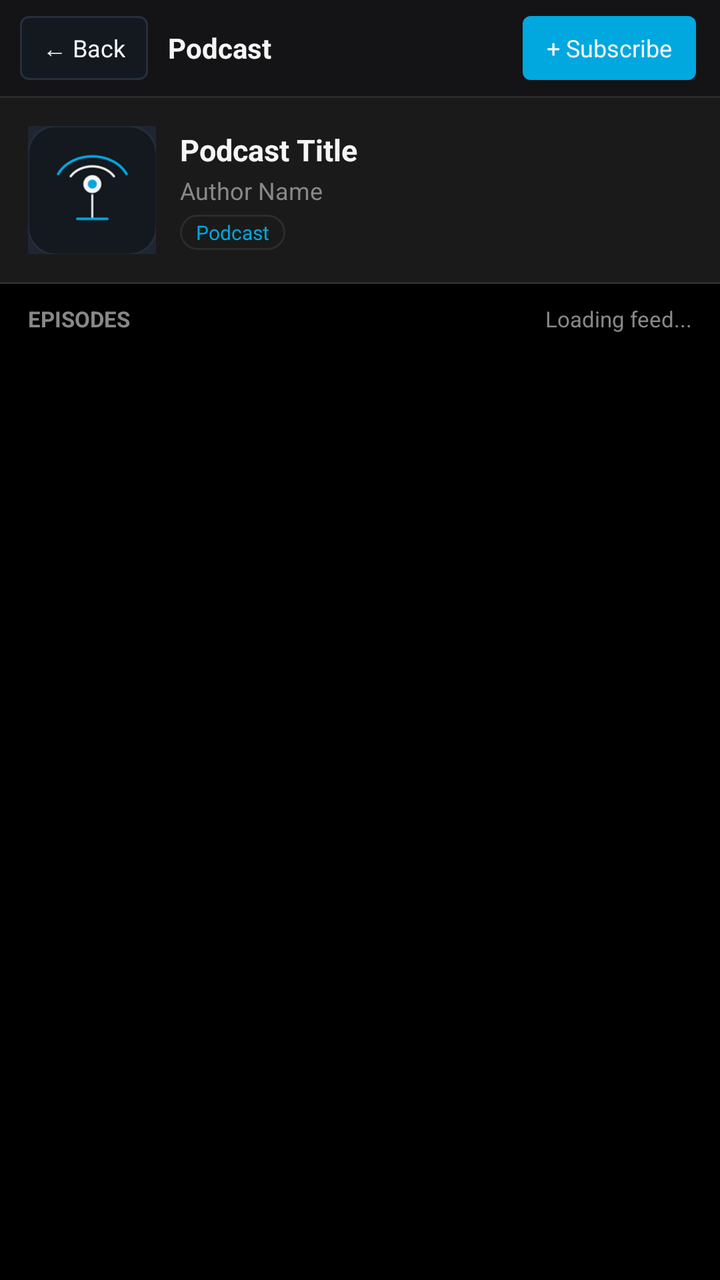
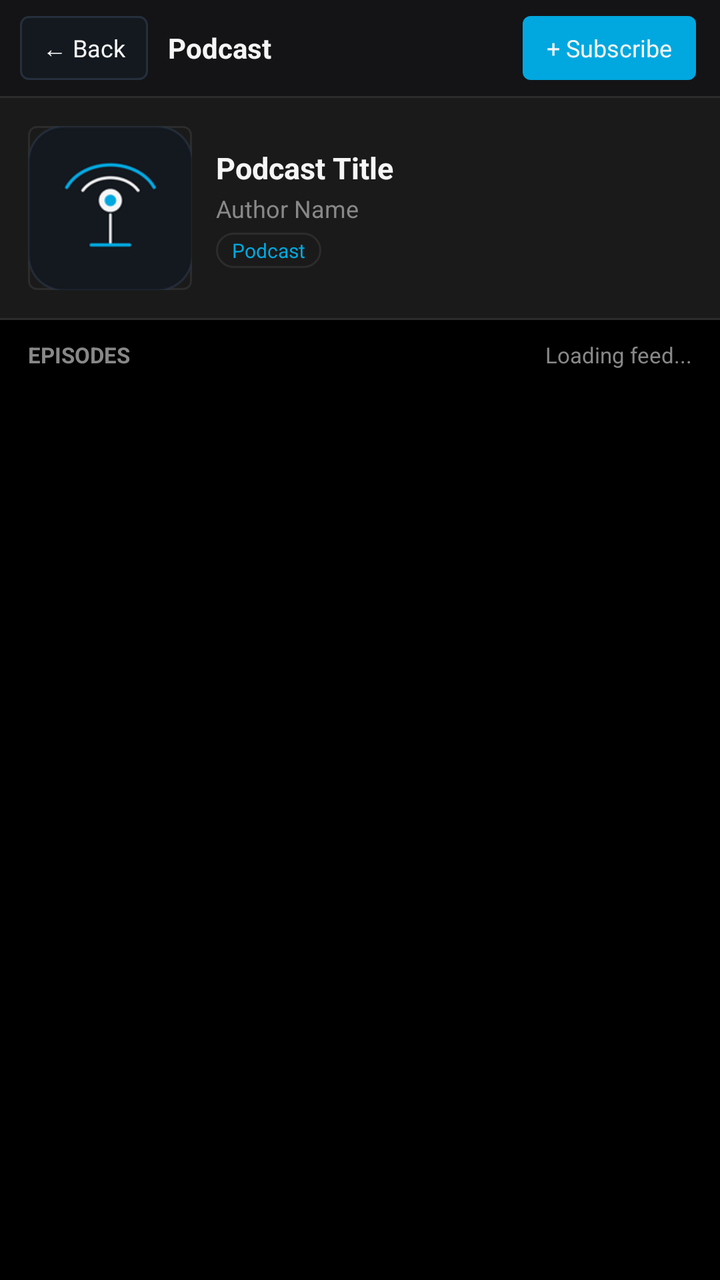

Screens rendered from an Android XML layout before and after an edit, with the pre-edit source and the edit as a unified diff.
<!-- AndroidManifest.xml: application theme AppTheme -->
<!-- res/layout/activity_podcast_detail.xml -->
<?xml version="1.0" encoding="utf-8"?>
<LinearLayout xmlns:android="http://schemas.android.com/apk/res/android"
    android:layout_width="match_parent"
    android:layout_height="match_parent"
    android:orientation="vertical"
    android:background="@color/bg">

    
    <LinearLayout
        android:layout_width="match_parent"
        android:layout_height="48dp"
        android:orientation="horizontal"
        android:gravity="center_vertical"
        android:background="@color/header_bg"
        android:paddingLeft="10dp"
        android:paddingRight="12dp">

        <Button
            android:id="@+id/btnBack"
            android:layout_width="wrap_content"
            android:layout_height="32dp"
            android:text="← Back"
            android:textColor="@color/text_primary"
            android:background="@drawable/btn_action"
            android:textSize="12sp"
            android:paddingLeft="10dp"
            android:paddingRight="10dp" />

        <TextView
            android:id="@+id/tvHeaderTitle"
            android:layout_width="0dp"
            android:layout_height="wrap_content"
            android:layout_weight="1"
            android:paddingLeft="10dp"
            android:text="Podcast"
            android:textColor="@color/text_primary"
            android:textSize="14sp"
            android:textStyle="bold"
            android:singleLine="true"
            android:ellipsize="end" />

        <Button
            android:id="@+id/btnSubscribe"
            android:layout_width="wrap_content"
            android:layout_height="32dp"
            android:text="+ Subscribe"
            android:textColor="@color/text_primary"
            android:background="@drawable/btn_accent"
            android:textSize="12sp"
            android:paddingLeft="12dp"
            android:paddingRight="12dp" />
    </LinearLayout>

    <View
        android:layout_width="match_parent"
        android:layout_height="1dp"
        android:background="@color/divider" />

    
    <LinearLayout
        android:layout_width="match_parent"
        android:layout_height="wrap_content"
        android:orientation="horizontal"
        android:padding="14dp"
        android:background="@color/surface"
        android:gravity="center_vertical">

        <ImageView
            android:id="@+id/imgPodcastCover"
            android:layout_width="64dp"
            android:layout_height="64dp"
            android:src="@drawable/ic_launcher"
            android:scaleType="centerCrop"
            android:background="#202534" />

        <LinearLayout
            android:layout_width="0dp"
            android:layout_height="wrap_content"
            android:layout_weight="1"
            android:orientation="vertical"
            android:paddingLeft="12dp">

            <TextView
                android:id="@+id/tvPodcastTitle"
                android:layout_width="match_parent"
                android:layout_height="wrap_content"
                android:text="Podcast Title"
                android:textColor="@color/text_primary"
                android:textSize="15sp"
                android:textStyle="bold"
                android:maxLines="2"
                android:ellipsize="end" />

            <TextView
                android:id="@+id/tvAuthor"
                android:layout_width="match_parent"
                android:layout_height="wrap_content"
                android:layout_marginTop="2dp"
                android:text="Author Name"
                android:textColor="@color/text_secondary"
                android:textSize="12sp"
                android:singleLine="true" />

            <TextView
                android:id="@+id/tvGenrePill"
                android:layout_width="wrap_content"
                android:layout_height="wrap_content"
                android:layout_marginTop="4dp"
                android:text="Podcast"
                android:textColor="@color/accent_blue"
                android:background="@drawable/pill_badge"
                android:textSize="10sp" />
        </LinearLayout>
    </LinearLayout>

    <View
        android:layout_width="match_parent"
        android:layout_height="1dp"
        android:background="@color/divider" />

    
    <LinearLayout
        android:layout_width="match_parent"
        android:layout_height="wrap_content"
        android:orientation="horizontal"
        android:paddingLeft="14dp"
        android:paddingRight="14dp"
        android:paddingTop="10dp"
        android:paddingBottom="6dp">

        <TextView
            android:id="@+id/tvEpisodesHeader"
            android:layout_width="0dp"
            android:layout_height="wrap_content"
            android:layout_weight="1"
            android:text="EPISODES"
            android:textColor="@color/text_secondary"
            android:textSize="11sp"
            android:textStyle="bold" />

        <TextView
            android:id="@+id/tvEpisodesStatus"
            android:layout_width="wrap_content"
            android:layout_height="wrap_content"
            android:text="Loading feed..."
            android:textColor="@color/text_secondary"
            android:textSize="11sp" />
    </LinearLayout>

    <ListView
        android:id="@+id/listEpisodes"
        android:layout_width="match_parent"
        android:layout_height="0dp"
        android:layout_weight="1"
        android:divider="@color/divider"
        android:dividerHeight="1dp"
        android:paddingLeft="10dp"
        android:paddingRight="10dp" />

</LinearLayout>
<!-- resources referenced by this layout -->
<resources>
  <color name="accent_blue">#00A8DF</color>
  <color name="bg">#000000</color>
  <color name="divider">#2C2C2C</color>
  <color name="header_bg">#141416</color>
  <color name="surface">#1A1A1A</color>
  <color name="text_primary">#F5F5F5</color>
  <color name="text_secondary">#888888</color>
  <!-- drawable btn_accent (drawable) -->
  <?xml version="1.0" encoding="utf-8"?>
  <selector xmlns:android="http://schemas.android.com/apk/res/android">
      <item android:state_pressed="true">
          <shape android:shape="rectangle">
              <solid android:color="@color/accent_blue_dark" />
              <corners android:radius="4dp" />
          </shape>
      </item>
      <item>
          <shape android:shape="rectangle">
              <solid android:color="@color/accent_blue" />
              <corners android:radius="4dp" />
          </shape>
      </item>
  </selector>
  <!-- drawable btn_action (drawable) -->
  <?xml version="1.0" encoding="utf-8"?>
  <selector xmlns:android="http://schemas.android.com/apk/res/android">
      <item android:state_pressed="true">
          <shape android:shape="rectangle">
              <solid android:color="@color/accent_blue" />
              <corners android:radius="4dp" />
          </shape>
      </item>
      <item>
          <shape android:shape="rectangle">
              <solid android:color="@color/btn_bg" />
              <stroke android:width="1dp" android:color="@color/btn_border" />
              <corners android:radius="4dp" />
          </shape>
      </item>
  </selector>
  <!-- drawable ic_launcher: png bitmap (drawable, 6352 bytes) -->
  <!-- drawable pill_badge (drawable) -->
  <?xml version="1.0" encoding="utf-8"?>
  <shape xmlns:android="http://schemas.android.com/apk/res/android"
      android:shape="rectangle">
      <solid android:color="@color/bb_card" />
      <corners android:radius="10dp" />
      <stroke android:width="1dp" android:color="@color/bb_border" />
      <padding android:left="8dp" android:top="2dp" android:right="8dp" android:bottom="2dp" />
  </shape>
  <style name="AppTheme" parent="@android:style/Theme.Holo.NoActionBar">
          <item name="android:windowBackground">@color/bg</item>
          <item name="android:colorBackground">@color/bg</item>
          <item name="android:textColor">@color/text_primary</item>
      </style>
  <color name="accent_blue_dark">#007EA7</color>
  <color name="btn_bg">#141920</color>
  <color name="btn_border">#25303D</color>
  <color name="bb_card">#1A1A1A</color>
  <color name="bb_border">#2C2C2C</color>
</resources>

<!-- the commit's change to res/layout/activity_podcast_detail.xml (unified diff, before → after) -->
@@ -67,11 +67,11 @@
 
         <ImageView
             android:id="@+id/imgPodcastCover"
-            android:layout_width="64dp"
-            android:layout_height="64dp"
+            android:layout_width="82dp"
+            android:layout_height="82dp"
             android:src="@drawable/ic_launcher"
             android:scaleType="centerCrop"
-            android:background="#202534" />
+            android:background="@drawable/card_bg" />
 
         <LinearLayout
             android:layout_width="0dp"
<!-- resource entries referenced after the edit -->
@@ -40,6 +40,14 @@
           </shape>
       </item>
   </selector>
+  <!-- drawable card_bg (drawable) -->
+  <?xml version="1.0" encoding="utf-8"?>
+  <shape xmlns:android="http://schemas.android.com/apk/res/android"
+      android:shape="rectangle">
+      <solid android:color="@color/bb_card" />
+      <corners android:radius="4dp" />
+      <stroke android:width="1dp" android:color="@color/bb_border" />
+  </shape>
   <!-- drawable ic_launcher: png bitmap (drawable, 6352 bytes) -->
   <!-- drawable pill_badge (drawable) -->
   <?xml version="1.0" encoding="utf-8"?>
